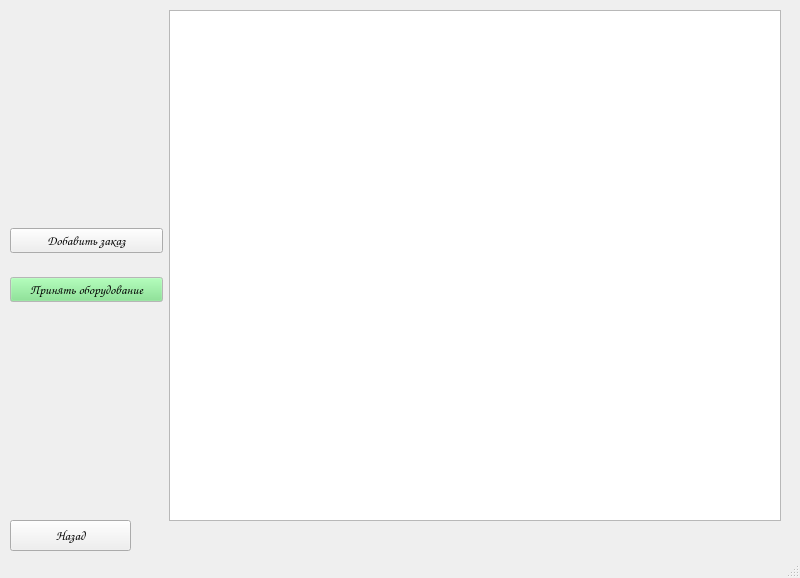
This is forms/shift_head.ui in AllaKzm/Praktic as Qt 5 draws it before an edit. The edited form follows.
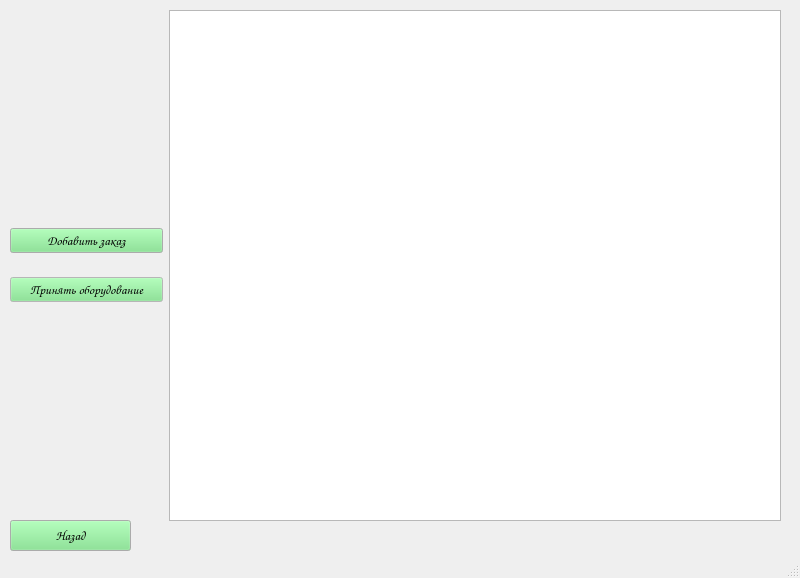
This is the edited form.

Patch:
```diff
--- a/forms/shift_head.ui
+++ b/forms/shift_head.ui
@@ -10,6 +10,43 @@
     <height>578</height>
    </rect>
   </property>
+  <property name="palette">
+   <palette>
+    <active>
+     <colorrole role="Button">
+      <brush brushstyle="SolidPattern">
+       <color alpha="255">
+        <red>118</red>
+        <green>227</green>
+        <blue>131</blue>
+       </color>
+      </brush>
+     </colorrole>
+    </active>
+    <inactive>
+     <colorrole role="Button">
+      <brush brushstyle="SolidPattern">
+       <color alpha="255">
+        <red>118</red>
+        <green>227</green>
+        <blue>131</blue>
+       </color>
+      </brush>
+     </colorrole>
+    </inactive>
+    <disabled>
+     <colorrole role="Button">
+      <brush brushstyle="SolidPattern">
+       <color alpha="255">
+        <red>118</red>
+        <green>227</green>
+        <blue>131</blue>
+       </color>
+      </brush>
+     </colorrole>
+    </disabled>
+   </palette>
+  </property>
   <property name="windowTitle">
    <string>MainWindow</string>
   </property>
```
